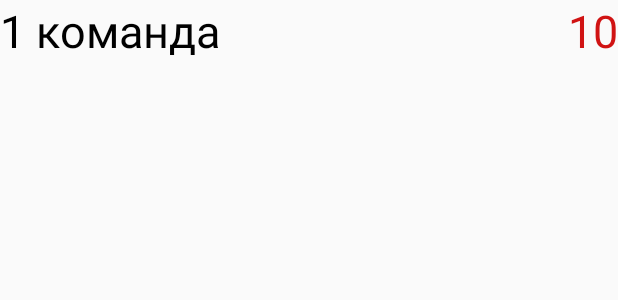
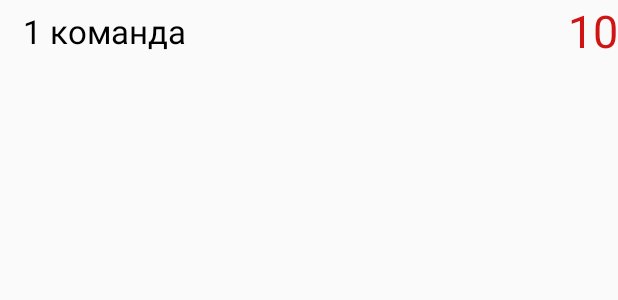
Before and after one commit to OSLL/practice20-alias, an Android app: the layout team_game_item.xml on its own in the app's theme, with its tools: preview values and no code run, on a phone screen of 412 x 824 dp. Shown: the top 300 px of the screen. Run offline under Robolectric (Android 15) with nearby library versions, the phone set to English and light mode, and no system bars.

Commit message:
Незначительные изменения размеров текста

```diff
--- a/app/src/main/java/com/makentoshe/androidgithubcitemplate/Game.kt
+++ b/app/src/main/java/com/makentoshe/androidgithubcitemplate/Game.kt
@@ -14,11 +14,10 @@ class Game : AppCompatActivity() {
         var teams = this.intent.getStringArrayExtra("teams")
         var settingsText:IntArray = this.intent.getIntArrayExtra("settingsText")
         var settingsInfo:BooleanArray = this.intent.getBooleanArrayExtra("settingsInfo")
-
         var currentTeamText: String = this.intent.getStringExtra("newTeam")
         var currentRoundText: String = this.intent.getStringExtra("newRound")
         var counter = this.intent.getIntExtra("counter", 0)
-
+        currentTeamText=teams[counter]
         currentTeam.setText(currentTeamText)
         currentRound.setText(currentRoundText)
 
--- a/app/src/main/java/com/makentoshe/androidgithubcitemplate/Teams.kt
+++ b/app/src/main/java/com/makentoshe/androidgithubcitemplate/Teams.kt
@@ -122,7 +122,7 @@ class Teams : AppCompatActivity() {
             override fun afterTextChanged(p0: Editable?) {}
 
             override fun beforeTextChanged(p0: CharSequence?, p1: Int, p2: Int, p3: Int) {
-                if (tnld.editText?.text.toString().isEmpty() || tnld.editText?.text.toString().isBlank() || tnld.editText?.text.toString().length>25)
+                if (tnld.editText?.text.toString().isEmpty() || tnld.editText?.text.toString().isBlank() || tnld.editText?.text.toString().length>20)
                 {
                     tnld.error = "Ошибка"
                     closeAddTeamDialog.isClickable = false
@@ -135,7 +135,7 @@ class Teams : AppCompatActivity() {
 
             override fun onTextChanged(p0: CharSequence?, p1: Int, p2: Int, p3: Int) {
 
-                if (tnld.editText?.text.toString().isEmpty() || tnld.editText?.text.toString().isBlank() || tnld.editText?.text.toString().length>25)
+                if (tnld.editText?.text.toString().isEmpty() || tnld.editText?.text.toString().isBlank() || tnld.editText?.text.toString().length>20)
                 {
                     tnld.error = "Ошибка"
                     closeAddTeamDialog.isClickable = false
--- a/app/src/main/res/layout/activity_round.xml
+++ b/app/src/main/res/layout/activity_round.xml
@@ -20,10 +20,10 @@
         android:id="@+id/roundTitle"
         android:layout_width="wrap_content"
         android:layout_height="wrap_content"
-        android:layout_marginTop="8dp"
+        android:layout_marginTop="15dp"
         android:text="1 команда"
         android:textColor="@color/black"
-        android:textSize="30sp"
+        android:textSize="18sp"
         app:layout_constraintEnd_toStartOf="@+id/settings"
         app:layout_constraintStart_toEndOf="@+id/backButton"
         app:layout_constraintTop_toTopOf="parent" />
--- a/app/src/main/res/layout/diaolog_team_name.xml
+++ b/app/src/main/res/layout/diaolog_team_name.xml
@@ -31,7 +31,7 @@
         app:layout_constraintStart_toStartOf="parent"
         app:layout_constraintTop_toBottomOf="@id/dialogTitle"
         app:errorEnabled="true"
-        app:counterMaxLength="25"
+        app:counterMaxLength="20"
         app:counterEnabled="true">
 
         <com.google.android.material.textfield.TextInputEditText
--- a/app/src/main/res/layout/team_game_item.xml
+++ b/app/src/main/res/layout/team_game_item.xml
@@ -12,8 +12,11 @@
         android:layout_height="wrap_content"
         android:text="1 команда"
         android:textColor="@color/black"
-        android:textSize="30sp"
-        app:layout_constraintStart_toStartOf="parent" />
+        android:textSize="22sp"
+        app:layout_constraintBottom_toBottomOf="parent"
+        app:layout_constraintStart_toStartOf="parent"
+        app:layout_constraintTop_toTopOf="parent"
+        android:layout_marginStart="15dp"/>
 
     <TextView
         android:id="@+id/teamGameCounter"
```
